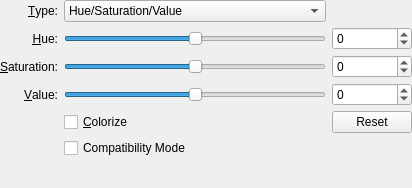
Qt form plugins/filters/colorsfilters/wdg_hsv_adjustment.ui (KDE/krita) before a commit.
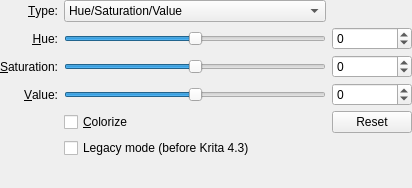
The same form after that commit. Custom widgets are drawn as their Qt base class.

Commit message: Change wording of the "compatibility" checkbox to make it more understandable

```diff
--- a/plugins/filters/colorsfilters/wdg_hsv_adjustment.ui
+++ b/plugins/filters/colorsfilters/wdg_hsv_adjustment.ui
@@ -239,7 +239,7 @@
    <item row="10" column="1">
     <widget class="QCheckBox" name="chkCompatibilityMode">
      <property name="text">
-      <string>Compatibility Mode</string>
+      <string>Legacy mode (before Krita 4.3)</string>
      </property>
     </widget>
    </item>
```
